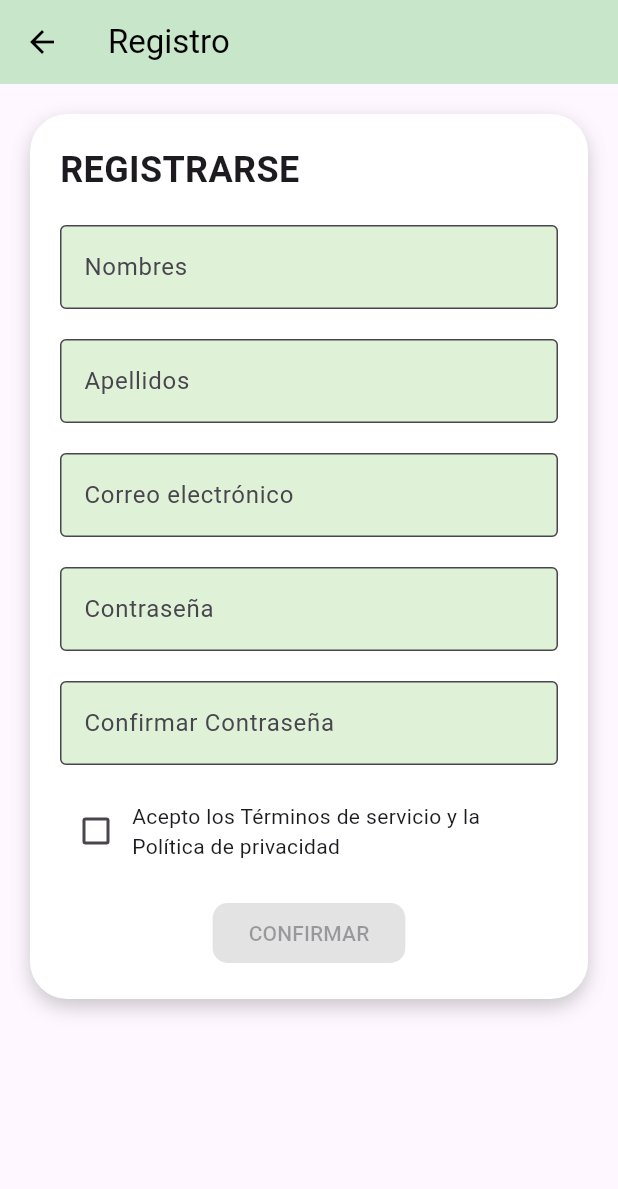
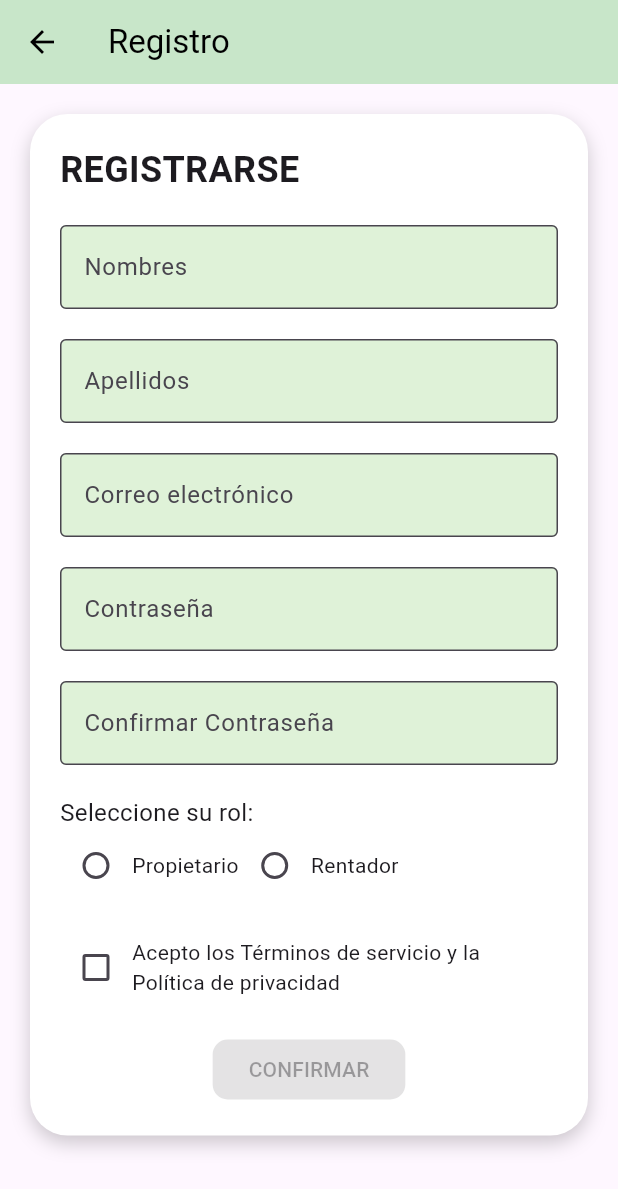
Before and after one commit to Ruedarent-AplicacionesMoviles/front-ruedarent-flutter, a Flutter app: the RegisterPage screen opened by its route, on a phone screen of 412 x 824 dp. Shown: the top 1189 px of the screen. Run offline on Flutter 3.47's test engine with Material 3 defaults, Android fonts, the phone set to English and light mode, and no system bars; our stand-ins replace flutter_bloc, rxdart, sqflite; accounts and stored records are empty.

Commit message:
feat(register): add role selection to registration flow
- Added role selection (Owner or Renter) to RegisterPage to allow users to select their role during registration
- Updated RegisterBlocCubit to handle the selected role and store it in the database
- Ensured form validation requires role selection before registration is allowed

```diff
--- a/lib/src/data/models/user_model.dart
+++ b/lib/src/data/models/user_model.dart
@@ -1,11 +1,9 @@
-// src/data/models/user_model.dart
-
 class UserModel {
   final int? id;
   final String name;
   final String email;
   final String password;
-  final String userType; // 'owner' or 'renter'
+  final String? userType; // Puede ser null o vacío para nuevos usuarios
   final String notificationPreferences;
 
   UserModel({
@@ -13,7 +11,7 @@ class UserModel {
     required this.name,
     required this.email,
     required this.password,
-    required this.userType,
+    this.userType, // Cambiar esto para que sea opcional
     required this.notificationPreferences,
   });
 
@@ -24,7 +22,7 @@ class UserModel {
       'name': name,
       'email': email,
       'password': password,
-      'userType': userType,
+      'userType': userType ?? '', // Guardar como cadena vacía si es null
       'notificationPreferences': notificationPreferences,
     };
   }
--- a/lib/src/presentation/pages/auth/register/RegisterPage.dart
+++ b/lib/src/presentation/pages/auth/register/RegisterPage.dart
@@ -13,6 +13,7 @@ class RegisterPage extends StatefulWidget {
 class _RegisterPageState extends State<RegisterPage> {
   late RegisterBlocCubit _registerBlocCubit;
   bool isAcceptedTerms = false;
+  String? selectedRole; // Variable para almacenar el rol seleccionado
 
   @override
   void initState() {
@@ -21,7 +22,14 @@ class _RegisterPageState extends State<RegisterPage> {
   }
 
   void _confirmRegistration() {
-    _registerBlocCubit.register();
+    if (selectedRole != null) {
+      _registerBlocCubit.setUserRole(selectedRole!); // Asignar el rol seleccionado
+      _registerBlocCubit.register();
+    } else {
+      ScaffoldMessenger.of(context).showSnackBar(
+        const SnackBar(content: Text('Por favor, seleccione un rol')),
+      );
+    }
   }
 
   @override
@@ -107,6 +115,33 @@ class _RegisterPageState extends State<RegisterPage> {
                           isPassword: true,
                         ),
                         const SizedBox(height: 20),
+                        // Selector de rol
+                        const Text('Seleccione su rol:', style: TextStyle(fontSize: 16)),
+                        Row(
+                          children: [
+                            Radio<String>(
+                              value: 'owner',
+                              groupValue: selectedRole,
+                              onChanged: (value) {
+                                setState(() {
+                                  selectedRole = value;
+                                });
+                              },
+                            ),
+                            const Text('Propietario'),
+                            Radio<String>(
+                              value: 'renter',
+                              groupValue: selectedRole,
+                              onChanged: (value) {
+                                setState(() {
+                                  selectedRole = value;
+                                });
+                              },
+                            ),
+                            const Text('Rentador'),
+                          ],
+                        ),
+                        const SizedBox(height: 20),
                         Row(
                           children: [
                             Checkbox(
```
Also changed, not shown: lib/src/data/repositories/user_repository.dart (+11 -0 lines), lib/src/presentation/pages/auth/login/LoginPage.dart (+9 -2 lines), lib/src/presentation/pages/auth/register/RegisterBlocCubit.dart (+15 -16 lines), lib/src/presentation/pages/owner/vehicles/VehiclesPage.dart (+10 -70 lines), lib/src/presentation/pages/roles/RolesPage.dart (+8 -6 lines), lib/src/presentation/pages/auth/login/LoginBlocState.dart (line endings or trailing spaces).
